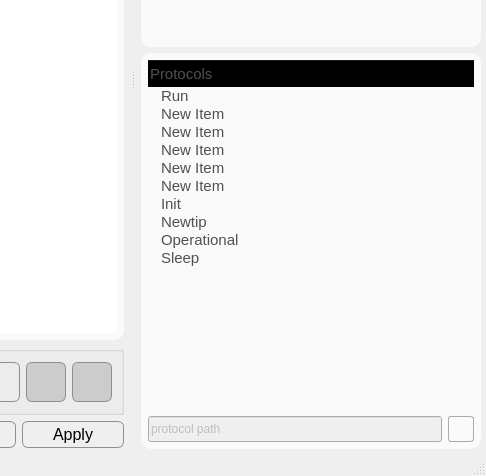
First picture: the form in apps/Lab-on-a-tip/protocolEditor.ui, repository bellonemauro/Labonatip2.0, before the edit; both pictures show x 889 to 1375 and y 327 to 803 of the 1375 by 803 pixel window.
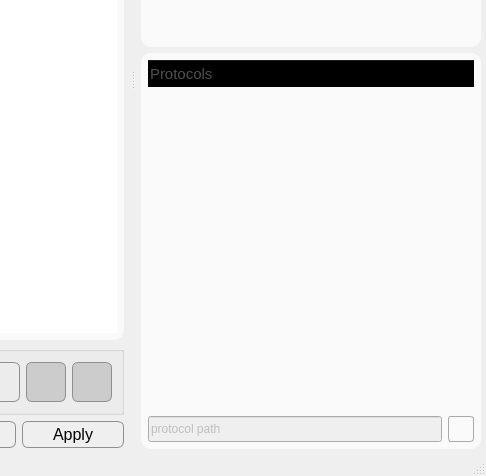
Second picture: the form after the edit. Icons and pictures are not drawn.

The edit to the form file:
```diff
--- a/apps/Lab-on-a-tip/protocolEditor.ui
+++ b/apps/Lab-on-a-tip/protocolEditor.ui
@@ -1398,56 +1398,6 @@
             <string>Protocols</string>
            </property>
           </column>
-          <item>
-           <property name="text">
-            <string>Run</string>
-           </property>
-          </item>
-          <item>
-           <property name="text">
-            <string>New Item</string>
-           </property>
-          </item>
-          <item>
-           <property name="text">
-            <string>New Item</string>
-           </property>
-          </item>
-          <item>
-           <property name="text">
-            <string>New Item</string>
-           </property>
-          </item>
-          <item>
-           <property name="text">
-            <string>New Item</string>
-           </property>
-          </item>
-          <item>
-           <property name="text">
-            <string>New Item</string>
-           </property>
-          </item>
-          <item>
-           <property name="text">
-            <string>Init</string>
-           </property>
-          </item>
-          <item>
-           <property name="text">
-            <string>Newtip</string>
-           </property>
-          </item>
-          <item>
-           <property name="text">
-            <string>Operational</string>
-           </property>
-          </item>
-          <item>
-           <property name="text">
-            <string>Sleep</string>
-           </property>
-          </item>
          </widget>
         </item>
        </layout>
```
Left out of the diff: 9 changed lines with no effect on the pictures.
